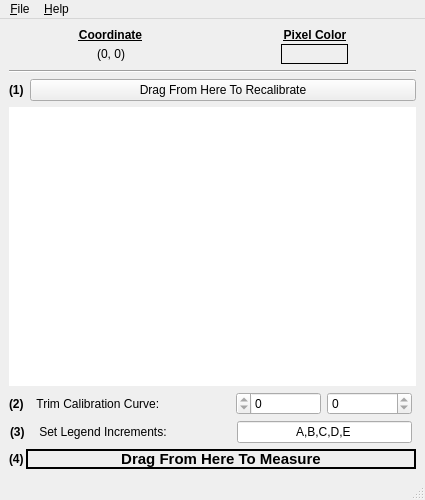
Above: mainwindow.ui from scimulate/PlotVISOR before the change. Below: the same form after it.
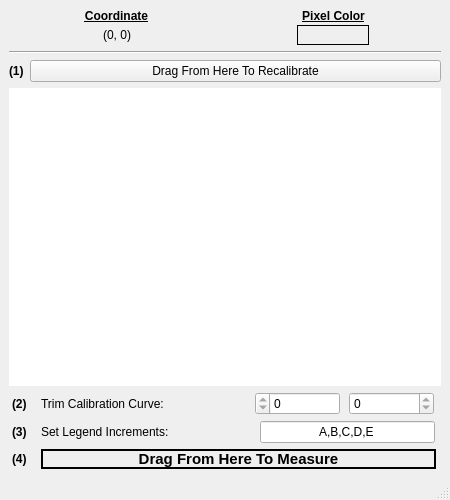
That is the form after the change. Icons and pictures are not drawn. Custom widgets are drawn as their Qt base class.

Commit message: Decent release state.

Patch:
```diff
--- a/mainwindow.ui
+++ b/mainwindow.ui
@@ -6,19 +6,19 @@
    <rect>
     <x>0</x>
     <y>0</y>
-    <width>425</width>
+    <width>450</width>
     <height>500</height>
    </rect>
   </property>
   <property name="minimumSize">
    <size>
-    <width>425</width>
+    <width>450</width>
     <height>500</height>
    </size>
   </property>
   <property name="maximumSize">
    <size>
-    <width>425</width>
+    <width>450</width>
     <height>500</height>
    </size>
   </property>
@@ -43,6 +43,7 @@
         </property>
         <property name="font">
          <font>
+          <weight>75</weight>
           <bold>true</bold>
          </font>
         </property>
@@ -61,6 +62,7 @@
         </property>
         <property name="font">
          <font>
+          <weight>50</weight>
           <bold>false</bold>
          </font>
         </property>
@@ -88,6 +90,7 @@
           </property>
           <property name="font">
            <font>
+            <weight>75</weight>
             <bold>true</bold>
             <underline>true</underline>
            </font>
@@ -110,6 +113,7 @@
           </property>
           <property name="font">
            <font>
+            <weight>75</weight>
             <bold>true</bold>
             <underline>true</underline>
            </font>
@@ -261,8 +265,15 @@
           <verstretch>0</verstretch>
          </sizepolicy>
         </property>
+        <property name="maximumSize">
+         <size>
+          <width>20</width>
+          <height>16777215</height>
+         </size>
+        </property>
         <property name="font">
          <font>
+          <weight>75</weight>
           <bold>true</bold>
          </font>
         </property>
@@ -287,17 +298,18 @@
         </property>
         <property name="maximumSize">
          <size>
-          <width>200</width>
+          <width>205</width>
           <height>16777215</height>
          </size>
         </property>
         <property name="font">
          <font>
+          <weight>50</weight>
           <bold>false</bold>
          </font>
         </property>
         <property name="text">
-         <string>  Trim Calibration Curve:</string>
+         <string>Trim Calibration Curve:</string>
         </property>
        </widget>
       </item>
@@ -359,7 +371,7 @@
     <item row="5" column="0">
      <layout class="QHBoxLayout" name="horizontalLayout_2">
       <property name="spacing">
-       <number>0</number>
+       <number>6</number>
       </property>
       <item>
        <widget class="QLabel" name="label_5">
@@ -369,8 +381,15 @@
           <verstretch>0</verstretch>
          </sizepolicy>
         </property>
+        <property name="maximumSize">
+         <size>
+          <width>20</width>
+          <height>16777215</height>
+         </size>
+        </property>
         <property name="font">
          <font>
+          <weight>75</weight>
           <bold>true</bold>
          </font>
         </property>
@@ -389,7 +408,7 @@
         </property>
         <property name="minimumSize">
          <size>
-          <width>160</width>
+          <width>155</width>
           <height>0</height>
          </size>
         </property>
@@ -401,11 +420,12 @@
         </property>
         <property name="font">
          <font>
+          <weight>50</weight>
           <bold>false</bold>
          </font>
         </property>
         <property name="text">
-         <string>    Set Legend Increments:</string>
+         <string>Set Legend Increments:</string>
         </property>
         <property name="alignment">
          <set>Qt::AlignLeading|Qt::AlignLeft|Qt::AlignVCenter</set>
@@ -448,12 +468,25 @@
     <item row="6" column="0">
      <layout class="QHBoxLayout" name="horizontalLayout">
       <property name="spacing">
-       <number>2</number>
+       <number>6</number>
       </property>
       <item>
        <widget class="QLabel" name="label_4">
+        <property name="sizePolicy">
+         <sizepolicy hsizetype="Fixed" vsizetype="Preferred">
+          <horstretch>0</horstretch>
+          <verstretch>0</verstretch>
+         </sizepolicy>
+        </property>
+        <property name="maximumSize">
+         <size>
+          <width>20</width>
+          <height>16777215</height>
+         </size>
+        </property>
         <property name="font">
          <font>
+          <weight>75</weight>
           <bold>true</bold>
          </font>
         </property>
@@ -478,13 +511,14 @@
         </property>
         <property name="maximumSize">
          <size>
-          <width>16777215</width>
+          <width>395</width>
           <height>20</height>
          </size>
         </property>
         <property name="font">
          <font>
           <pointsize>11</pointsize>
+          <weight>75</weight>
           <bold>true</bold>
          </font>
         </property>
@@ -511,25 +545,10 @@
     <rect>
      <x>0</x>
      <y>0</y>
-     <width>425</width>
+     <width>450</width>
      <height>22</height>
     </rect>
    </property>
-   <widget class="QMenu" name="menu_File">
-    <property name="title">
-     <string>&amp;File</string>
-    </property>
-    <addaction name="action_Exit"/>
-   </widget>
-   <widget class="QMenu" name="menuHelp">
-    <property name="title">
-     <string>&amp;Help</string>
-    </property>
-    <addaction name="action_About"/>
-    <addaction name="actionAbout_Qt"/>
-   </widget>
-   <addaction name="menu_File"/>
-   <addaction name="menuHelp"/>
   </widget>
   <widget class="QStatusBar" name="statusbar"/>
   <action name="action_Exit">
```
The commit also changes 2 other files.
